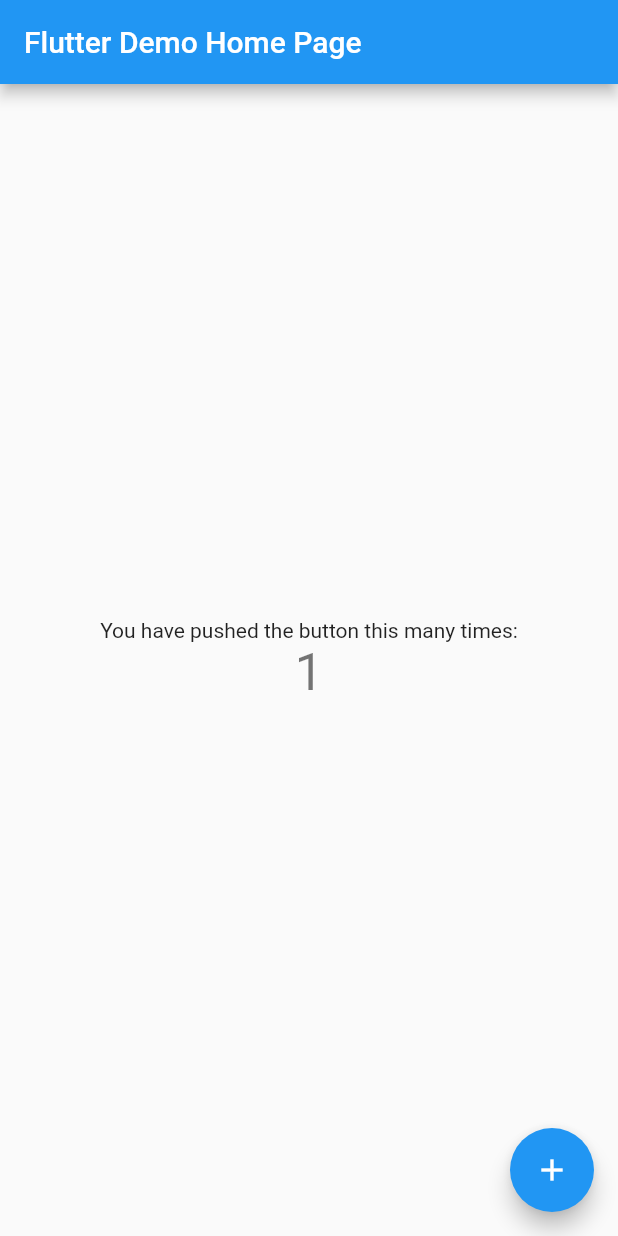
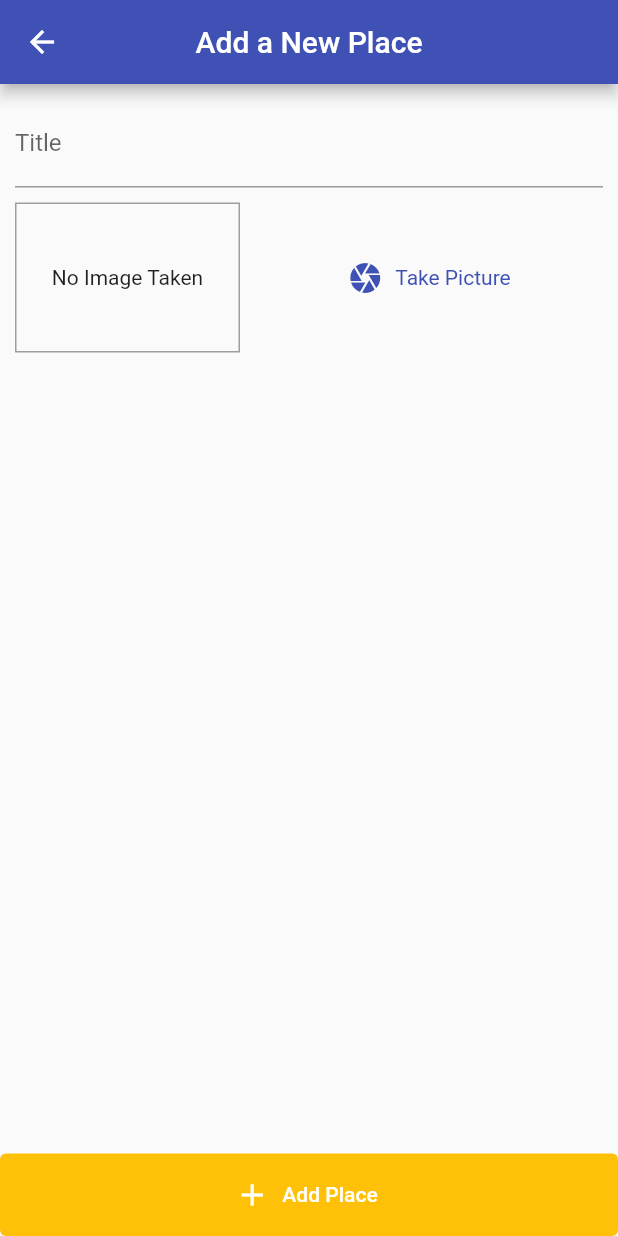
Before and after one commit to daoxve/great_places, a Flutter app: the screen it shows after launch, after a tap on the "add" icon, on a phone screen of 412 x 824 dp. Run offline on Flutter 3.47's test engine with Material 2 defaults, Android fonts, the phone set to English and light mode, and no system bars; our stand-ins replace image_picker.

Commit message:
feat: Add images feat: Add default screens

```diff
--- a/lib/main.dart
+++ b/lib/main.dart
@@ -1,115 +1,34 @@
 import 'package:flutter/material.dart';
+import 'package:provider/provider.dart';
 
-void main() {
-  runApp(const MyApp());
-}
+import './providers/great_places.dart';
 
-class MyApp extends StatelessWidget {
-  const MyApp({Key? key}) : super(key: key);
+import './screens/places_list_screen.dart';
+import './screens/add_place_screen.dart';
 
-  // This widget is the root of your application.
+void main() => runApp(const App());
+
+class App extends StatelessWidget {
+  const App({Key? key}) : super(key: key);
+
   @override
   Widget build(BuildContext context) {
-    return MaterialApp(
-      title: 'Flutter Demo',
-      theme: ThemeData(
-        // This is the theme of your application.
-        //
-        // Try running your application with "flutter run". You'll see the
-        // application has a blue toolbar. Then, without quitting the app, try
-        // changing the primarySwatch below to Colors.green and then invoke
-        // "hot reload" (press "r" in the console where you ran "flutter run",
-        // or simply save your changes to "hot reload" in a Flutter IDE).
-        // Notice that the counter didn't reset back to zero; the application
-        // is not restarted.
-        primarySwatch: Colors.blue,
+    return ChangeNotifierProvider.value(
+      value: GreatPlaces(),
+      child: MaterialApp(
+        title: 'App Title',
+        theme: ThemeData(
+          colorScheme: ColorScheme.fromSwatch(
+            primarySwatch: Colors.indigo,
+          ).copyWith(
+            secondary: Colors.amber,
+          ),
+        ),
+        home: const PlacesListScreen(),
+          routes: {
+            AddPlaceScreen.routeName: (ctx) => const AddPlaceScreen(),
+          },
       ),
-      home: const MyHomePage(title: 'Flutter Demo Home Page'),
     );
   }
 }
-
-class MyHomePage extends StatefulWidget {
-  const MyHomePage({Key? key, required this.title}) : super(key: key);
-
-  // This widget is the home page of your application. It is stateful, meaning
-  // that it has a State object (defined below) that contains fields that affect
-  // how it looks.
-
-  // This class is the configuration for the state. It holds the values (in this
-  // case the title) provided by the parent (in this case the App widget) and
-  // used by the build method of the State. Fields in a Widget subclass are
-  // always marked "final".
-
-  final String title;
-
-  @override
-  State<MyHomePage> createState() => _MyHomePageState();
-}
-
-class _MyHomePageState extends State<MyHomePage> {
-  int _counter = 0;
-
-  void _incrementCounter() {
-    setState(() {
-      // This call to setState tells the Flutter framework that something has
-      // changed in this State, which causes it to rerun the build method below
-      // so that the display can reflect the updated values. If we changed
-      // _counter without calling setState(), then the build method would not be
-      // called again, and so nothing would appear to happen.
-      _counter++;
-    });
-  }
-
-  @override
-  Widget build(BuildContext context) {
-    // This method is rerun every time setState is called, for instance as done
-    // by the _incrementCounter method above.
-    //
-    // The Flutter framework has been optimized to make rerunning build methods
-    // fast, so that you can just rebuild anything that needs updating rather
-    // than having to individually change instances of widgets.
-    return Scaffold(
-      appBar: AppBar(
-        // Here we take the value from the MyHomePage object that was created by
-        // the App.build method, and use it to set our appbar title.
-        title: Text(widget.title),
-      ),
-      body: Center(
-        // Center is a layout widget. It takes a single child and positions it
-        // in the middle of the parent.
-        child: Column(
-          // Column is also a layout widget. It takes a list of children and
-          // arranges them vertically. By default, it sizes itself to fit its
-          // children horizontally, and tries to be as tall as its parent.
-          //
-          // Invoke "debug painting" (press "p" in the console, choose the
-          // "Toggle Debug Paint" action from the Flutter Inspector in Android
-          // Studio, or the "Toggle Debug Paint" command in Visual Studio Code)
-          // to see the wireframe for each widget.
-          //
-          // Column has various properties to control how it sizes itself and
-          // how it positions its children. Here we use mainAxisAlignment to
-          // center the children vertically; the main axis here is the vertical
-          // axis because Columns are vertical (the cross axis would be
-          // horizontal).
-          mainAxisAlignment: MainAxisAlignment.center,
-          children: <Widget>[
-            const Text(
-              'You have pushed the button this many times:',
-            ),
-            Text(
-              '$_counter',
-              style: Theme.of(context).textTheme.headline4,
-            ),
-          ],
-        ),
-      ),
-      floatingActionButton: FloatingActionButton(
-        onPressed: _incrementCounter,
-        tooltip: 'Increment',
-        child: const Icon(Icons.add),
-      ), // This trailing comma makes auto-formatting nicer for build methods.
-    );
-  }
-}
--- /dev/null
+++ b/lib/models/place.dart
@@ -0,0 +1,27 @@
+import 'dart:io';
+
+class Place {
+  Place({
+    required this.id,
+    required this.title,
+    required this.location,
+    required this.image,
+  });
+
+  final String id;
+  final String title;
+  final PlaceLocation? location;
+  final File image;
+}
+
+class PlaceLocation {
+  final double latitude;
+  final double longitude;
+  final String? address;
+
+  PlaceLocation({
+    required this.latitude,
+    required this.longitude,
+    this.address,
+  });
+}
--- /dev/null
+++ b/lib/providers/great_places.dart
@@ -0,0 +1,25 @@
+import 'dart:io';
+
+import 'package:flutter/foundation.dart';
+
+import '../models/place.dart';
+
+class GreatPlaces with ChangeNotifier {
+  List<Place> _items = [];
+
+  List<Place> get items {
+    return [..._items];
+  }
+
+  void addPlace(String pickedTitle, File pickedImage) {
+    final newPlace = Place(
+      id: DateTime.now().toString(),
+      image: pickedImage,
+      title: pickedTitle,
+      location: null,
+    );
+
+    _items.add(newPlace);
+    notifyListeners();
+  }
+}
--- /dev/null
+++ b/lib/screens/add_place_screen.dart
@@ -0,0 +1,77 @@
+import 'dart:io';
+
+import 'package:flutter/material.dart';
+import 'package:provider/provider.dart';
+
+import '../widgets/image_input.dart';
+import '../providers/great_places.dart';
+
+class AddPlaceScreen extends StatefulWidget {
+  const AddPlaceScreen({Key? key}) : super(key: key);
+
+  static const routeName = '/add-place';
+
+  @override
+  State<AddPlaceScreen> createState() => _AddPlaceScreenState();
+}
+
+class _AddPlaceScreenState extends State<AddPlaceScreen> {
+  final _titleController = TextEditingController();
+  late File? _pickedImage;
+
+  void _selectImage(File pickedImage) {
+    _pickedImage = pickedImage;
+  }
+
+  void _savePlace() {
+    if (_titleController.text.isEmpty || _pickedImage == null) return;
+    Provider.of<GreatPlaces>(context, listen: false).addPlace(
+      _titleController.text,
+      _pickedImage!,
+    );
+    Navigator.of(context).pop();
+  }
+
+  @override
+  Widget build(BuildContext context) {
+    return Scaffold(
+      appBar: AppBar(
+        title: const Text('Add a New Place'),
+        centerTitle: true,
+      ),
+      body: Column(
+        crossAxisAlignment: CrossAxisAlignment.stretch,
+        children: [
+          Expanded(
+            child: SingleChildScrollView(
+              padding: const EdgeInsets.all(10),
+              child: Column(
+                children: [
+                  TextField(
+                    decoration: const InputDecoration(labelText: 'Title'),
+                    controller: _titleController,
+                  ),
+                  const SizedBox(height: 10),
+                  ImageInput(
+                    onSelectImage: _selectImage,
+                  ),
+                ],
+              ),
+            ),
+          ),
+          ElevatedButton.icon(
+            icon: const Icon(Icons.add),
+            label: const Text('Add Place'),
+            onPressed: _savePlace,
+            style: ElevatedButton.styleFrom(
+              primary: Theme.of(context).colorScheme.secondary,
+              tapTargetSize: MaterialTapTargetSize.shrinkWrap,
+              elevation: 0,
+              fixedSize: const Size.fromHeight(55),
+            ),
+          ),
+        ],
+      ),
+    );
+  }
+}
--- /dev/null
+++ b/lib/screens/places_list_screen.dart
@@ -0,0 +1,48 @@
+import 'package:flutter/material.dart';
+import 'package:provider/provider.dart';
+
+import './add_place_screen.dart';
+import '../providers/great_places.dart';
+
+class PlacesListScreen extends StatelessWidget {
+  const PlacesListScreen({Key? key}) : super(key: key);
+
+  @override
+  Widget build(BuildContext context) {
+    return Scaffold(
+      appBar: AppBar(
+        title: const Text('Your Places'),
+        centerTitle: true,
+        actions: [
+          IconButton(
+            onPressed: () {
+              Navigator.pushNamed(context, AddPlaceScreen.routeName);
+            },
+            icon: const Icon(Icons.add),
+          ),
+        ],
+      ),
+      body: Consumer<GreatPlaces>(
+        child: const Center(
+          child: Text('Got no places yet, start adding some!'),
+        ),
+        builder: (context, greatPlaces, ch) => Container(
+          child: greatPlaces.items.isEmpty
+              ? ch
+              : ListView.builder(
+                  itemCount: greatPlaces.items.length,
+                  itemBuilder: (ctx, i) => ListTile(
+                    leading: CircleAvatar(
+                      backgroundImage: FileImage(greatPlaces.items[i].image),
+                    ),
+                    title: Text(greatPlaces.items[i].title),
+                    onTap: () {
+
+                    },
+                  ),
+                ),
+        ),
+      ),
+    );
+  }
+}
--- /dev/null
+++ b/lib/widgets/image_input.dart
@@ -0,0 +1,75 @@
+import 'dart:io';
+
+import 'package:flutter/material.dart';
+import 'package:image_picker/image_picker.dart';
+import 'package:path/path.dart' as path;
+import 'package:path_provider/path_provider.dart' as syspaths;
+
+class ImageInput extends StatefulWidget {
+  const ImageInput({
+    Key? key,
+    required this.onSelectImage,
+  }) : super(key: key);
+
+  final Function onSelectImage;
+
+  @override
+  State<ImageInput> createState() => _ImageInputState();
+}
+
+class _ImageInputState extends State<ImageInput> {
+  File? _storedImage;
+
+  Future<void> _takePicture() async {
+    final picker = ImagePicker();
+    final imageFile = await picker.pickImage(source: ImageSource.camera, maxWidth: 600);
+    if (imageFile == null) return;
+    setState(() {
+      _storedImage = File(imageFile.path);
+    });
+
+    final appDir = await syspaths.getApplicationDocumentsDirectory();
+    final fileName = path.basename(imageFile.path);
+    final savedImage = await _storedImage!.copy('${appDir.path}/$fileName');
+    widget.onSelectImage(savedImage);
+  }
+
+  @override
+  Widget build(BuildContext context) {
+    final theme = Theme.of(context);
+
+    return Row(
+      children: [
+        Container(
+          width: 150,
+          height: 100,
+          decoration: BoxDecoration(
+            border: Border.all(color: Colors.grey),
+          ),
+          child: _storedImage != null
+              ? Image.file(
+                  _storedImage!,
+                  fit: BoxFit.cover,
+                  width: double.maxFinite,
+                )
+              : const Text(
+                  'No Image Taken',
+                  textAlign: TextAlign.center,
+                ),
+          alignment: Alignment.center,
+        ),
+        const SizedBox(width: 10),
+        Expanded(
+          child: TextButton.icon(
+            onPressed: _takePicture,
+            icon: const Icon(Icons.camera),
+            label: const Text('Take Picture'),
+            style: TextButton.styleFrom(
+              textStyle: TextStyle(color: theme.primaryColor),
+            ),
+          ),
+        ),
+      ],
+    );
+  }
+}
```
Also changed, not shown: pubspec.yaml (+8 -55 lines), lib/screens/place_detail_screen.dart (added), pubspec.lock, 4 other files.
